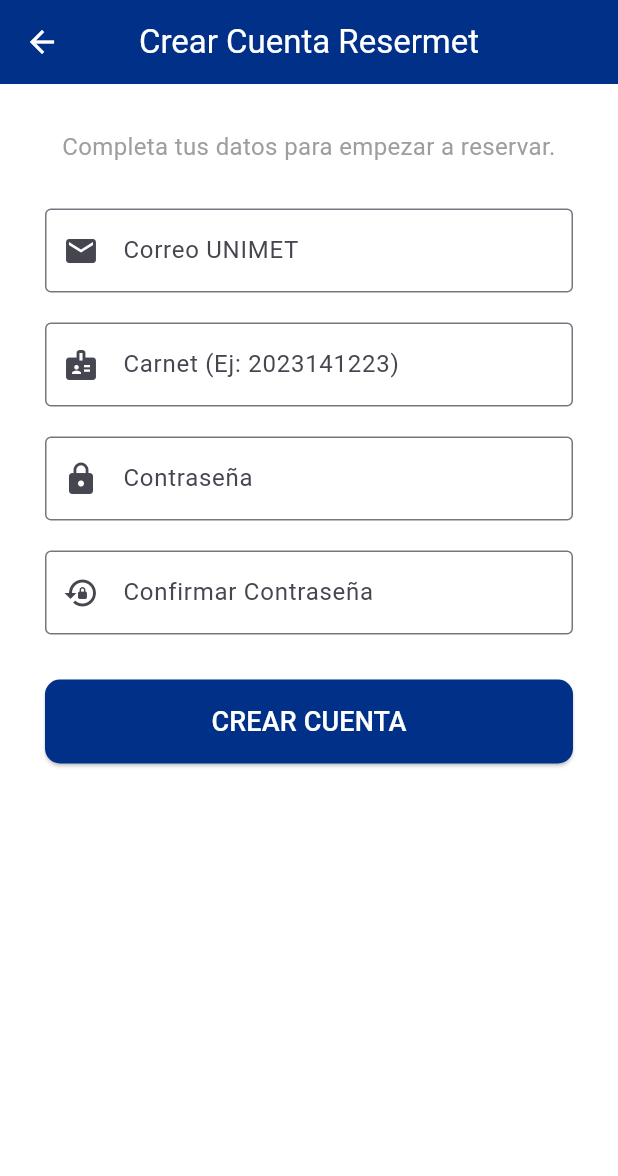
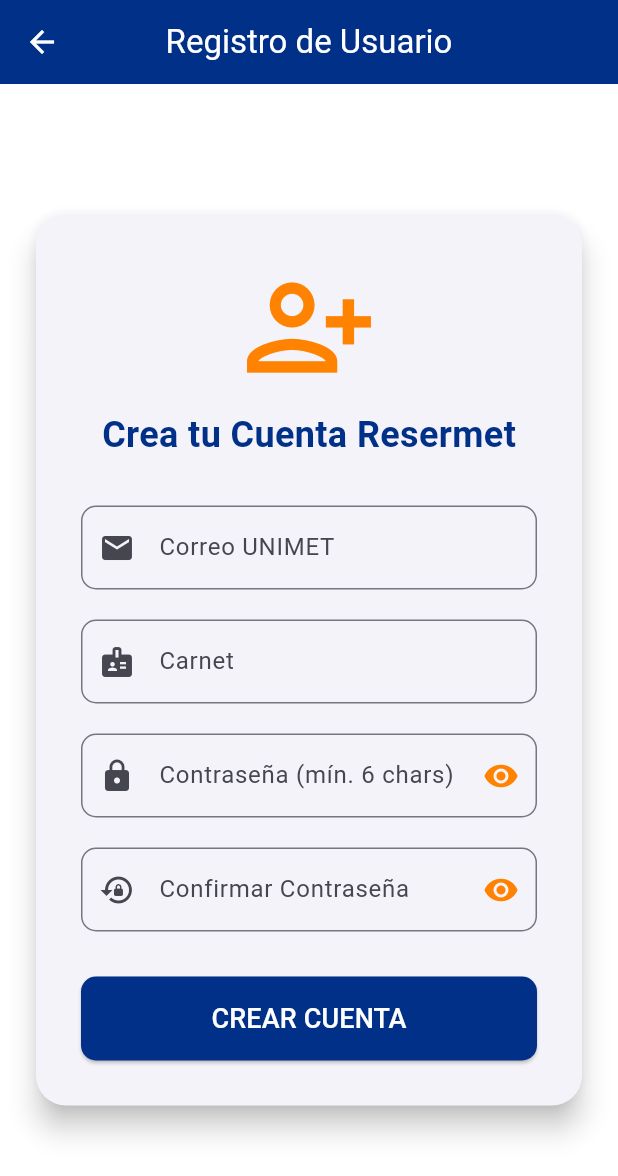
Before and after one commit to CarlRTS/RESERMET_IS, a Flutter app: the screen it shows after launch, after a tap on "INICIAR SESIÓN", after a tap on "¿No tienes cuenta? Regístrate aquí", on a phone screen of 412 x 824 dp. Shown: the top 1176 px of the screen. Run offline on Flutter 3.47's test engine with Material 3 defaults, Android fonts, the light colour scheme and no system bars; our stand-ins replace supabase_flutter; accounts and stored records are empty.

Commit message:
Mejora login y registro 2

```diff
--- a/resermet_2/lib/main.dart
+++ b/resermet_2/lib/main.dart
@@ -56,7 +56,7 @@
 }
 
 // 🚪 AuthGate: decide si mostrar Login o MainScreen
-// 💡 CÓDIGO CORREGIDO: Ahora usa StreamBuilder para reaccionar a los cambios de Auth.
+// 💡 CORRECCIÓN CLAVE: Usa StreamBuilder para reaccionar a los cambios de Auth.
 class AuthGate extends StatelessWidget {
   const AuthGate({super.key});
 
@@ -78,7 +78,6 @@
         final Session? session = authState.session;
 
         // ✅ Si hay una sesión activa → MainScreen
-        // Esto ocurrirá automáticamente después de un login exitoso.
         if (session != null) {
           return const MainScreen();
         }
--- a/resermet_2/lib/screens/home_screen.dart
+++ b/resermet_2/lib/screens/home_screen.dart
@@ -104,7 +104,7 @@
 
 // -------------------------------------------------------------------
 
-// 🏠 Pantalla de Inicio (Limpia, sin el botón de Logout)
+// 🏠 Pantalla de Inicio (Limpia)
 
 class HomeScreen extends StatelessWidget {
   const HomeScreen({super.key});
--- a/resermet_2/lib/screens/login.dart
+++ b/resermet_2/lib/screens/login.dart
@@ -1,6 +1,7 @@
 import 'package:flutter/material.dart';
 import 'package:supabase_flutter/supabase_flutter.dart';
 import 'registro.dart';
+import '../utils/app_colors.dart'; // Asegúrate de que este import exista
 
 class LoginScreen extends StatefulWidget {
   const LoginScreen({super.key});
@@ -14,6 +15,7 @@
   final TextEditingController _passwordController = TextEditingController();
   final _formKey = GlobalKey<FormState>();
   bool _isLoading = false;
+  bool _obscureText = true;
 
   @override
   void dispose() {
@@ -40,7 +42,6 @@
       final user = response.user;
 
       if (user == null) {
-        // Este caso casi siempre es cubierto por el AuthException
         ScaffoldMessenger.of(context).showSnackBar(
           const SnackBar(
             content: Text('❌ Usuario no registrado.'),
@@ -48,7 +49,6 @@
           ),
         );
       } else if (user.emailConfirmedAt == null) {
-        // Usuario registrado pero correo no confirmado
         ScaffoldMessenger.of(context).showSnackBar(
           const SnackBar(
             content: Text('❌ Debes confirmar tu correo antes de iniciar sesión.'),
@@ -56,8 +56,6 @@
           ),
         );
       } else {
-        // Login exitoso
-        // La navegación a MainScreen ocurre automáticamente gracias a AuthGate en main.dart
         ScaffoldMessenger.of(context).showSnackBar(
           SnackBar(
             content: Text('✅ Bienvenido ${user.email}!'),
@@ -66,7 +64,6 @@
         );
       }
     } on AuthException catch (e) {
-      // 💡 MEJORA: Mensaje de error más específico para el usuario
       String errorMessage;
 
       if (e.message.contains('Invalid login credentials') ||
@@ -83,7 +80,6 @@
         ),
       );
     } catch (e) {
-      // Error inesperado
       ScaffoldMessenger.of(context).showSnackBar(
         SnackBar(
           content: Text('Error inesperado: $e'),
@@ -106,26 +102,47 @@
   Widget build(BuildContext context) {
     return Scaffold(
       appBar: AppBar(title: const Text('Iniciar Sesión Resermet')),
-      body: Padding(
-        padding: const EdgeInsets.all(30.0),
+      // 💡 Cambio visual: Usar SingleChildScrollView para evitar overflow y centrar
+      body: Center(
+        child: SingleChildScrollView(
+          padding: const EdgeInsets.all(20.0),
           child: Form(
             key: _formKey,
+            // 💡 Nuevo: Tarjeta para agrupar el formulario
+            child: Card(
+              elevation: 8,
+              shape: RoundedRectangleBorder(
+                borderRadius: BorderRadius.circular(20),
+              ),
+              child: Padding(
+                padding: const EdgeInsets.all(30.0),
                 child: Column(
-            mainAxisAlignment: MainAxisAlignment.center,
+                  mainAxisSize: MainAxisSize.min, // Ajusta al contenido
                   children: [
-              const Icon(Icons.lock_outline, size: 80, color: Colors.blue),
-              const SizedBox(height: 20),
-              const Text(
-                'Bienvenido a Resermet',
-                style: TextStyle(fontSize: 22, fontWeight: FontWeight.bold),
+                    // Icono de Branding
+                    Icon(
+                      Icons.school_outlined,
+                      size: 90,
+                      color: AppColors.unimetBlue,
                     ),
-              const SizedBox(height: 40),
+                    const SizedBox(height: 10),
+                    Text(
+                      'Resermet - UNIMET',
+                      style: TextStyle(
+                        fontSize: 24,
+                        fontWeight: FontWeight.bold,
+                        color: AppColors.unimetBlue,
+                      ),
+                    ),
+                    const SizedBox(height: 30),
+
+                    // Campo Correo
                     TextFormField(
                       controller: _emailController,
                       decoration: const InputDecoration(
                         labelText: 'Correo UNIMET',
                         prefixIcon: Icon(Icons.email),
-                  border: OutlineInputBorder(),
+                        border: OutlineInputBorder(borderRadius: BorderRadius.all(Radius.circular(10))),
                       ),
                       keyboardType: TextInputType.emailAddress,
                       validator: (value) {
@@ -135,39 +152,63 @@
                       },
                     ),
                     const SizedBox(height: 20),
+
+                    // Campo Contraseña
                     TextFormField(
                       controller: _passwordController,
-                decoration: const InputDecoration(
+                      decoration: InputDecoration(
                         labelText: 'Contraseña',
-                  prefixIcon: Icon(Icons.lock),
-                  border: OutlineInputBorder(),
+                        prefixIcon: const Icon(Icons.lock),
+                        border: const OutlineInputBorder(borderRadius: BorderRadius.all(Radius.circular(10))),
+                        suffixIcon: IconButton(
+                          icon: Icon(
+                            _obscureText ? Icons.visibility : Icons.visibility_off,
+                            color: AppColors.unimetOrange, // Color del ojo
                           ),
-                obscureText: true,
+                          onPressed: () {
+                            setState(() {
+                              _obscureText = !_obscureText;
+                            });
+                          },
+                        ),
+                      ),
+                      obscureText: _obscureText,
                       validator: (value) {
                         if (value == null || value.length < 6) return 'Ingrese una contraseña válida';
                         return null;
                       },
                     ),
                     const SizedBox(height: 30),
+
+                    // Botón Login
                     ElevatedButton(
                       onPressed: _isLoading ? null : _loginUser,
-                style: ElevatedButton.styleFrom(minimumSize: const Size.fromHeight(50)),
+                      style: ElevatedButton.styleFrom(
+                        minimumSize: const Size.fromHeight(50),
+                        backgroundColor: AppColors.unimetBlue,
+                        shape: RoundedRectangleBorder(borderRadius: BorderRadius.circular(10)),
+                      ),
                       child: _isLoading
                           ? const CircularProgressIndicator(color: Colors.white)
                           : const Text('INICIAR SESIÓN', style: TextStyle(fontSize: 18)),
                     ),
                     const SizedBox(height: 20),
+
+                    // Botón Registro
                     TextButton(
                       onPressed: _goToRegister,
-                child: const Text(
+                      child: Text(
                         '¿No tienes cuenta? Regístrate aquí',
-                  style: TextStyle(fontSize: 16, color: Colors.blue),
+                        style: TextStyle(fontSize: 16, color: AppColors.unimetOrange),
                       ),
                     ),
                   ],
                 ),
               ),
             ),
+          ),
+        ),
+      ),
     );
   }
 }
--- a/resermet_2/lib/screens/registro.dart
+++ b/resermet_2/lib/screens/registro.dart
@@ -1,5 +1,6 @@
 import 'package:flutter/material.dart';
 import 'package:supabase_flutter/supabase_flutter.dart';
+import '../utils/app_colors.dart'; // Asegúrate de que este import exista
 
 class RegisterScreen extends StatefulWidget {
   const RegisterScreen({super.key});
@@ -18,6 +19,8 @@
   final TextEditingController _confirmPasswordController = TextEditingController();
 
   bool _isLoading = false;
+  bool _obscurePassword = true;
+  bool _obscureConfirmPassword = true;
 
   @override
   void dispose() {
@@ -32,54 +35,34 @@
   Future<void> _registerUser() async {
     if (!_formKey.currentState!.validate()) return;
 
-    if (_passwordController.text != _confirmPasswordController.text) {
-      ScaffoldMessenger.of(context).showSnackBar(
-        const SnackBar(content: Text('❌ Las contraseñas no coinciden.')),
-      );
-      return;
-    }
-
     setState(() => _isLoading = true);
 
     final email = _emailController.text.trim();
     final password = _passwordController.text.trim();
+    final supabase = Supabase.instance.client;
 
     try {
-      final supabase = Supabase.instance.client;
-
-      final response = await supabase.auth.signUp(
+      final AuthResponse response = await supabase.auth.signUp(
         email: email,
         password: password,
-        emailRedirectTo: 'https://xjmgknmtiimpjywwsyon.supabase.co/auth/v1/callback',
         data: {
           'carnet': _carnetController.text.trim(),
         },
       );
 
       if (response.user != null) {
-        // ✅ Mostrar mensaje de que revise su correo
         ScaffoldMessenger.of(context).showSnackBar(
-          SnackBar(
-            content: Text(
-              '✅ Cuenta creada. Revisa tu correo institucional ($email) para verificar tu cuenta antes de iniciar sesión.',
-            ),
+          const SnackBar(
+            content: Text('✅ Registro exitoso! Revisa tu correo UNIMET para confirmar.'),
             backgroundColor: Colors.green,
           ),
         );
-
-        Navigator.pop(context); // Regresar al login
-      } else {
-        ScaffoldMessenger.of(context).showSnackBar(
-          const SnackBar(
-            content: Text('❌ No se pudo crear la cuenta. Intenta de nuevo.'),
-            backgroundColor: Colors.red,
-          ),
-        );
+        Navigator.of(context).pop();
       }
     } on AuthException catch (e) {
       ScaffoldMessenger.of(context).showSnackBar(
         SnackBar(
-          content: Text('Error: ${e.message}'),
+          content: Text('Error de registro: ${e.message}'),
           backgroundColor: Colors.red,
         ),
       );
@@ -98,37 +81,52 @@
   @override
   Widget build(BuildContext context) {
     return Scaffold(
-      appBar: AppBar(
-        title: const Text('Crear Cuenta Resermet'),
-      ),
-      body: SingleChildScrollView(
-        padding: const EdgeInsets.all(30.0),
+      appBar: AppBar(title: const Text('Registro de Usuario')),
+      body: Center(
+        child: SingleChildScrollView(
+          padding: const EdgeInsets.all(20.0),
           child: Form(
             key: _formKey,
+            // 💡 Nuevo: Tarjeta para agrupar el formulario
+            child: Card(
+              elevation: 8,
+              shape: RoundedRectangleBorder(
+                borderRadius: BorderRadius.circular(20),
+              ),
+              child: Padding(
+                padding: const EdgeInsets.all(30.0),
                 child: Column(
+                  mainAxisSize: MainAxisSize.min, // Ajusta al contenido
                   children: [
-              const Text(
-                'Completa tus datos para empezar a reservar.',
-                style: TextStyle(fontSize: 16, color: Colors.grey),
-                textAlign: TextAlign.center,
+                    // Icono de Branding
+                    Icon(
+                      Icons.person_add_alt_1_outlined,
+                      size: 90,
+                      color: AppColors.unimetOrange,
+                    ),
+                    const SizedBox(height: 10),
+                    Text(
+                      'Crea tu Cuenta Resermet',
+                      style: TextStyle(
+                        fontSize: 24,
+                        fontWeight: FontWeight.bold,
+                        color: AppColors.unimetBlue,
+                      ),
                     ),
                     const SizedBox(height: 30),
 
-              // Correo UNIMET
+                    // Correo
                     TextFormField(
                       controller: _emailController,
                       decoration: const InputDecoration(
                         labelText: 'Correo UNIMET',
                         prefixIcon: Icon(Icons.email),
-                  border: OutlineInputBorder(),
+                        border: OutlineInputBorder(borderRadius: BorderRadius.all(Radius.circular(10))),
                       ),
                       keyboardType: TextInputType.emailAddress,
                       validator: (value) {
-                  if (value == null ||
-                      value.isEmpty ||
-                      !value.toLowerCase().endsWith('@correo.unimet.edu.ve')) {
-                    return 'Ingrese un correo UNIMET válido.';
-                  }
+                        if (value == null || value.isEmpty) return 'Ingrese su correo UNIMET';
+                        if (!value.toLowerCase().endsWith('@correo.unimet.edu.ve')) return 'Use su correo institucional';
                         return null;
                       },
                     ),
@@ -138,14 +136,14 @@
                     TextFormField(
                       controller: _carnetController,
                       decoration: const InputDecoration(
-                  labelText: 'Carnet (Ej: 2023141223)',
+                        labelText: 'Carnet',
                         prefixIcon: Icon(Icons.badge),
-                  border: OutlineInputBorder(),
+                        border: OutlineInputBorder(borderRadius: BorderRadius.all(Radius.circular(10))),
                       ),
                       keyboardType: TextInputType.number,
                       validator: (value) {
-                  if (value == null || value.isEmpty || value.length < 8) {
-                    return 'Ingrese un número de carnet válido.';
+                        if (value == null || value.isEmpty) {
+                          return 'El carnet es obligatorio.';
                         }
                         return null;
                       },
@@ -155,12 +153,24 @@
                     // Contraseña
                     TextFormField(
                       controller: _passwordController,
-                decoration: const InputDecoration(
-                  labelText: 'Contraseña',
-                  prefixIcon: Icon(Icons.lock),
-                  border: OutlineInputBorder(),
+                      decoration: InputDecoration(
+                        labelText: 'Contraseña (mín. 6 chars)',
+                        prefixIcon: const Icon(Icons.lock),
+                        border: const OutlineInputBorder(borderRadius: BorderRadius.all(Radius.circular(10))),
+                        // Implementación del botón de Ojo
+                        suffixIcon: IconButton(
+                          icon: Icon(
+                            _obscurePassword ? Icons.visibility : Icons.visibility_off,
+                            color: AppColors.unimetOrange,
                           ),
-                obscureText: true,
+                          onPressed: () {
+                            setState(() {
+                              _obscurePassword = !_obscurePassword;
+                            });
+                          },
+                        ),
+                      ),
+                      obscureText: _obscurePassword,
                       validator: (value) {
                         if (value == null || value.length < 6) {
                           return 'Debe tener al menos 6 caracteres.';
@@ -173,15 +183,30 @@
                     // Confirmar Contraseña
                     TextFormField(
                       controller: _confirmPasswordController,
-                decoration: const InputDecoration(
+                      decoration: InputDecoration(
                         labelText: 'Confirmar Contraseña',
-                  prefixIcon: Icon(Icons.lock_reset),
-                  border: OutlineInputBorder(),
+                        prefixIcon: const Icon(Icons.lock_reset),
+                        border: const OutlineInputBorder(borderRadius: BorderRadius.all(Radius.circular(10))),
+                        // Implementación del botón de Ojo
+                        suffixIcon: IconButton(
+                          icon: Icon(
+                            _obscureConfirmPassword ? Icons.visibility : Icons.visibility_off,
+                            color: AppColors.unimetOrange,
                           ),
-                obscureText: true,
+                          onPressed: () {
+                            setState(() {
+                              _obscureConfirmPassword = !_obscureConfirmPassword;
+                            });
+                          },
+                        ),
+                      ),
+                      obscureText: _obscureConfirmPassword,
                       validator: (value) {
                         if (value == null || value.isEmpty) {
                           return 'Confirme su contraseña.';
+                        }
+                        if (value != _passwordController.text) {
+                          return 'Las contraseñas no coinciden.';
                         }
                         return null;
                       },
@@ -193,6 +218,8 @@
                       onPressed: _isLoading ? null : _registerUser,
                       style: ElevatedButton.styleFrom(
                         minimumSize: const Size.fromHeight(50),
+                        backgroundColor: AppColors.unimetBlue,
+                        shape: RoundedRectangleBorder(borderRadius: BorderRadius.circular(10)),
                       ),
                       child: _isLoading
                           ? const CircularProgressIndicator(color: Colors.white)
@@ -202,6 +229,9 @@
                 ),
               ),
             ),
+          ),
+        ),
+      ),
     );
   }
 }
```
Lines whose indentation alone changed are shown as unchanged.
